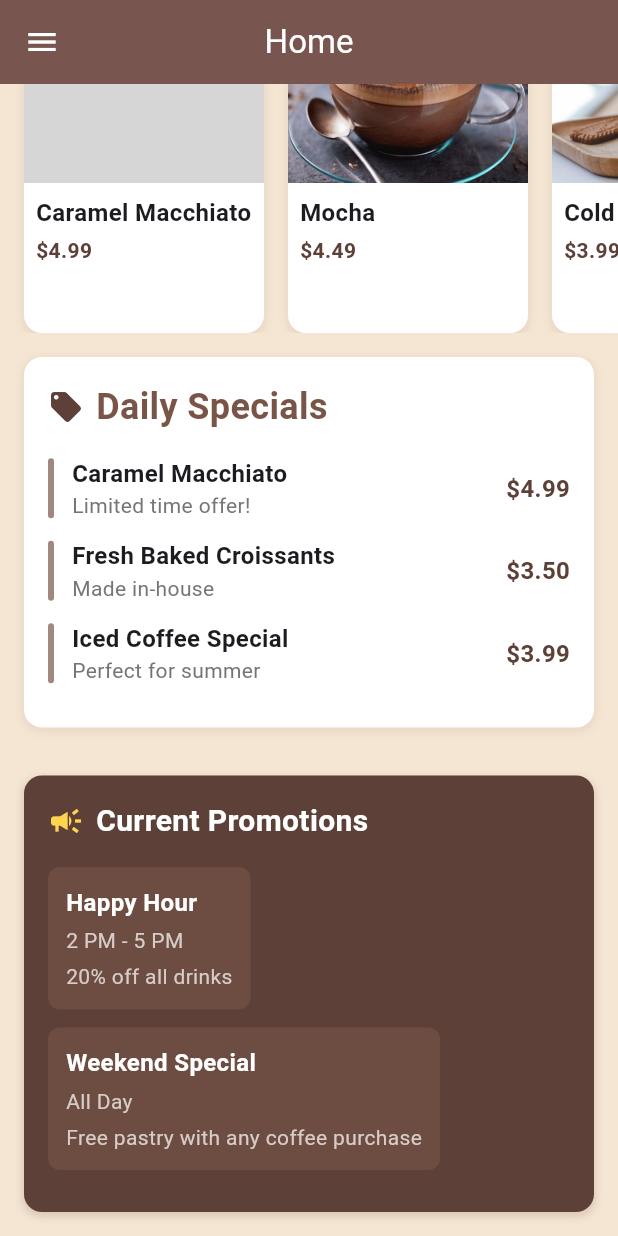
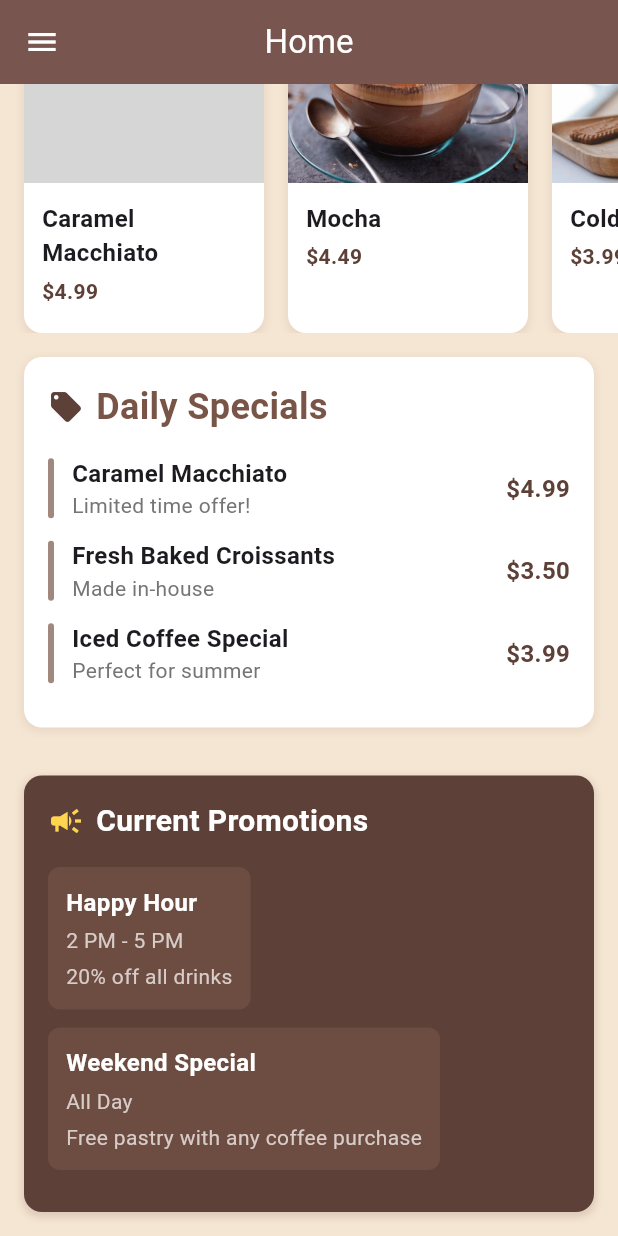
Before and after one commit to nathanG2129/CafeConnect, a Flutter app: the screen it shows after launch, scrolled down 264 dp, on a phone screen of 412 x 824 dp. Run offline on Flutter 3.47's test engine with Material 3 defaults, Android fonts, the phone set to English and light mode, and no system bars; grey boxes are pictures that could not be loaded.

Commit message:
Enhance FeaturedDrinksSection layout and interaction
- Added BouncingScrollPhysics to the ListView for improved scrolling experience.
- Adjusted padding in the section to enhance visual spacing and layout consistency.
- Maintained height for the cards while ensuring proper padding for a better user interface.

```diff
--- a/lib/pages/home_page.dart
+++ b/lib/pages/home_page.dart
@@ -143,10 +143,11 @@ class FeaturedDrinksSection extends StatelessWidget {
         ),
         const SizedBox(height: 16),
         SizedBox(
-          height: 220, // Height for the cards
+          height: 220,
           child: ListView.builder(
+            scrollDirection: Axis.horizontal,
+            physics: const BouncingScrollPhysics(),
             padding: const EdgeInsets.symmetric(horizontal: 16),
-            scrollDirection: Axis.horizontal,
             itemCount: featuredDrinks.length,
             itemBuilder: (context, index) {
               final drink = featuredDrinks[index];
@@ -191,7 +192,7 @@ class FeaturedDrinksSection extends StatelessWidget {
             ),
           ),
           Padding(
-            padding: const EdgeInsets.all(8),
+            padding: const EdgeInsets.all(12),
             child: Column(
               crossAxisAlignment: CrossAxisAlignment.start,
               children: [
```
